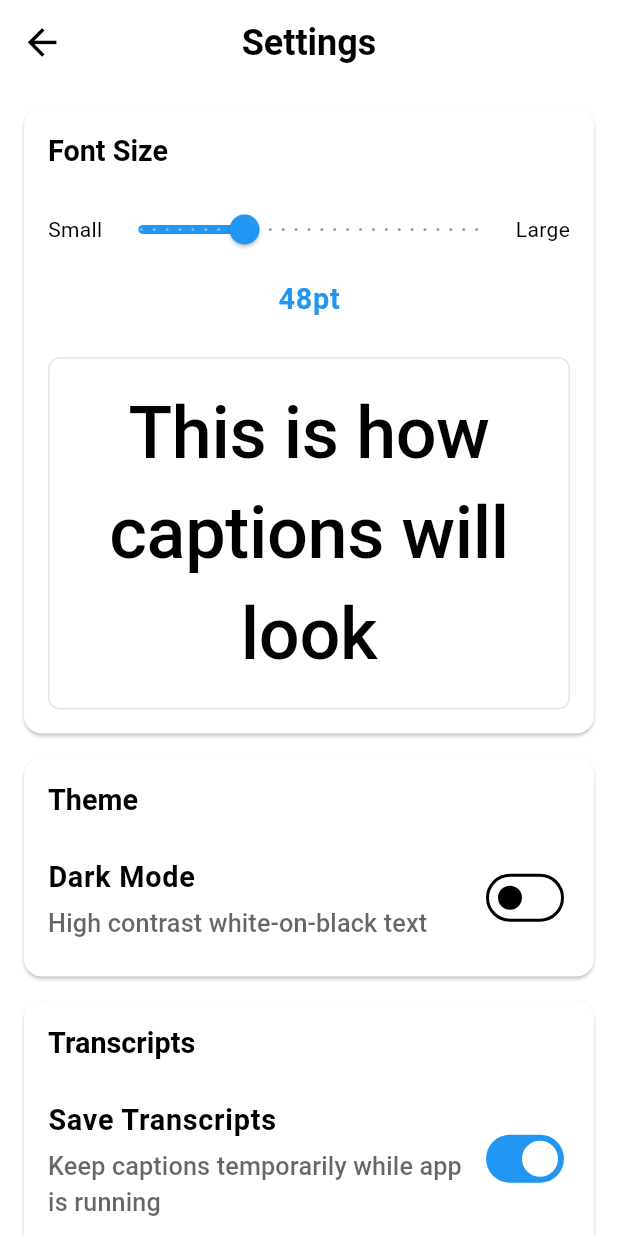
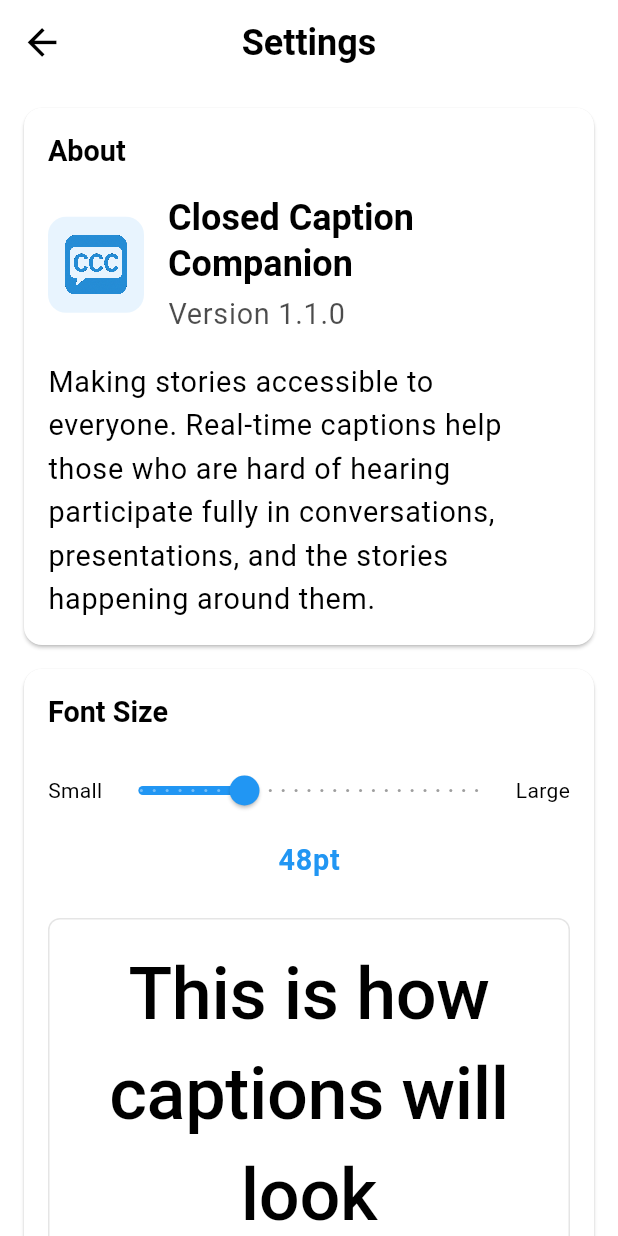
Before and after one commit to economicalstories/CCC, a Flutter app: the screen it shows after launch, after a tap on the "settings" icon, on a phone screen of 412 x 824 dp. Run offline on Flutter 3.47's test engine with Material 3 defaults, Android fonts, the phone set to English and light mode, and no system bars; our stand-ins replace permission_handler, shared_preferences, speech_to_text.

Commit message:
Complete PWA setup with CCC icons and improved UI

```diff
--- a/lib/screens/home_screen.dart
+++ b/lib/screens/home_screen.dart
@@ -155,29 +155,63 @@ class _HomeScreenState extends State<HomeScreen> with WidgetsBindingObserver {
               child: Row(
                 mainAxisAlignment: MainAxisAlignment.spaceBetween,
                 children: [
-                  // Logo only (no text)
-                  Image.asset(
-                    'assets/ccc_logo.png',
-                    height: 32,
-                    width: 32,
-                    semanticLabel: 'Closed Caption Companion',
-                    errorBuilder: (context, error, stackTrace) {
-                      // Fallback to text if image fails to load
-                      return Text(
-                        'CCC',
-                        style: Theme.of(context).textTheme.headlineMedium,
-                      );
+                  // Exit button
+                  IconButton(
+                    icon: Icon(
+                      Icons.exit_to_app,
+                      size: Theme.of(context).iconTheme.size,
+                    ),
+                    onPressed: () async {
+                      // Clean up audio service before exiting
+                      await _audioService.disconnect();
+                      // Exit the app
+                      if (Navigator.of(context).canPop()) {
+                        Navigator.of(context).pop();
+                      } else {
+                        // For web browsers, show a dialog message
+                        showDialog(
+                          context: context,
+                          builder: (BuildContext context) {
+                            return AlertDialog(
+                              title: const Text('Exit App'),
+                              content: const Text(
+                                  'Close this browser tab to exit the application.'),
+                              actions: [
+                                TextButton(
+                                  onPressed: () => Navigator.of(context).pop(),
+                                  child: const Text('OK'),
+                                ),
+                              ],
+                            );
+                          },
+                        );
+                      }
                     },
+                    tooltip: 'Exit App',
                   ),
 
                   // Centered status indicator
                   const StatusIndicator(),
 
-                  // Settings button
+                  // Settings button with CCC icon
                   IconButton(
-                    icon: Icon(
-                      Icons.settings,
-                      size: Theme.of(context).iconTheme.size,
+                    icon: ClipRRect(
+                      borderRadius: BorderRadius.circular(4),
+                      child: Image.asset(
+                        'web/icons/Icon-192.png',
+                        width: (Theme.of(context).iconTheme.size ?? 24) * 1.0,
+                        height: (Theme.of(context).iconTheme.size ?? 24) * 1.0,
+                        fit: BoxFit.contain,
+                        filterQuality: FilterQuality.medium,
+                        isAntiAlias: true,
+                        errorBuilder: (context, error, stackTrace) {
+                          // Fallback to settings icon if image fails to load
+                          return Icon(
+                            Icons.settings,
+                            size: Theme.of(context).iconTheme.size,
+                          );
+                        },
+                      ),
                     ),
                     onPressed: _openSettings,
                     tooltip: 'Settings',
--- a/lib/screens/settings_screen.dart
+++ b/lib/screens/settings_screen.dart
@@ -49,6 +49,84 @@ class _SettingsScreenState extends State<SettingsScreen> {
         child: Column(
           crossAxisAlignment: CrossAxisAlignment.start,
           children: [
+            // About Section
+            _SectionCard(
+              title: 'About',
+              child: Column(
+                crossAxisAlignment: CrossAxisAlignment.start,
+                children: [
+                  // App icon and name
+                  Row(
+                    children: [
+                      Container(
+                        padding: const EdgeInsets.all(8),
+                        decoration: BoxDecoration(
+                          color: Theme.of(context)
+                              .colorScheme
+                              .primary
+                              .withOpacity(0.1),
+                          borderRadius: BorderRadius.circular(12),
+                        ),
+                        child: ClipRRect(
+                          borderRadius: BorderRadius.circular(8),
+                          child: Image.asset(
+                            'assets/ccc_logo.png',
+                            width: 48,
+                            height: 48,
+                            fit: BoxFit.contain,
+                            filterQuality: FilterQuality.high,
+                            errorBuilder: (context, error, stackTrace) {
+                              // Fallback to icon if image fails to load
+                              return Icon(
+                                Icons.closed_caption,
+                                size: 48,
+                                color: Theme.of(context).colorScheme.primary,
+                              );
+                            },
+                          ),
+                        ),
+                      ),
+                      const SizedBox(width: 16),
+                      Expanded(
+                        child: Column(
+                          crossAxisAlignment: CrossAxisAlignment.start,
+                          children: [
+                            Text(
+                              'Closed Caption Companion',
+                              style: Theme.of(context)
+                                  .textTheme
+                                  .headlineMedium
+                                  ?.copyWith(
+                                    fontWeight: FontWeight.bold,
+                                  ),
+                            ),
+                            const SizedBox(height: 4),
+                            Text(
+                              'Version 1.1.0',
+                              style: Theme.of(context)
+                                  .textTheme
+                                  .bodyLarge
+                                  ?.copyWith(
+                                    color: Theme.of(context)
+                                        .colorScheme
+                                        .onSurface
+                                        .withOpacity(0.7),
+                                  ),
+                            ),
+                          ],
+                        ),
+                      ),
+                    ],
+                  ),
+                  const SizedBox(height: 16),
+                  Text(
+                    'Making stories accessible to everyone. Real-time captions help those who are hard of hearing participate fully in conversations, presentations, and the stories happening around them.',
+                    style: Theme.of(context).textTheme.bodyLarge,
+                  ),
+                ],
+              ),
+            ),
+
             // Font Size Section
             _SectionCard(
               title: 'Font Size',
@@ -440,30 +518,6 @@ class _SettingsScreenState extends State<SettingsScreen> {
               ),
             ),
 
-            // About Section
-            _SectionCard(
-              title: 'About',
-              child: Column(
-                crossAxisAlignment: CrossAxisAlignment.start,
-                children: [
-                  Text(
-                    'Closed-Caption Companion (CCC)',
-                    style: Theme.of(context).textTheme.headlineMedium,
-                  ),
-                  const SizedBox(height: 8),
-                  Text(
-                    'Version 1.1.0',
-                    style: Theme.of(context).textTheme.bodyLarge,
-                  ),
-                  const SizedBox(height: 16),
-                  Text(
-                    'Making stories accessible to everyone. Real-time captions help those who are hard of hearing participate fully in conversations, presentations, and the stories happening around them.',
-                    style: Theme.of(context).textTheme.bodyLarge,
-                  ),
-                ],
-              ),
-            ),
-
             const SizedBox(height: 32),
 
             // Attribution footer
--- a/pubspec.yaml
+++ b/pubspec.yaml
@@ -55,6 +55,7 @@ flutter:
   assets:
     - assets/config.json
     - assets/ccc_logo.png
+    - web/icons/
 
   # Fonts commented out until font files are added
   # fonts:
```
Also changed, not shown: docs/favicon.png (deleted), 8 other files.
